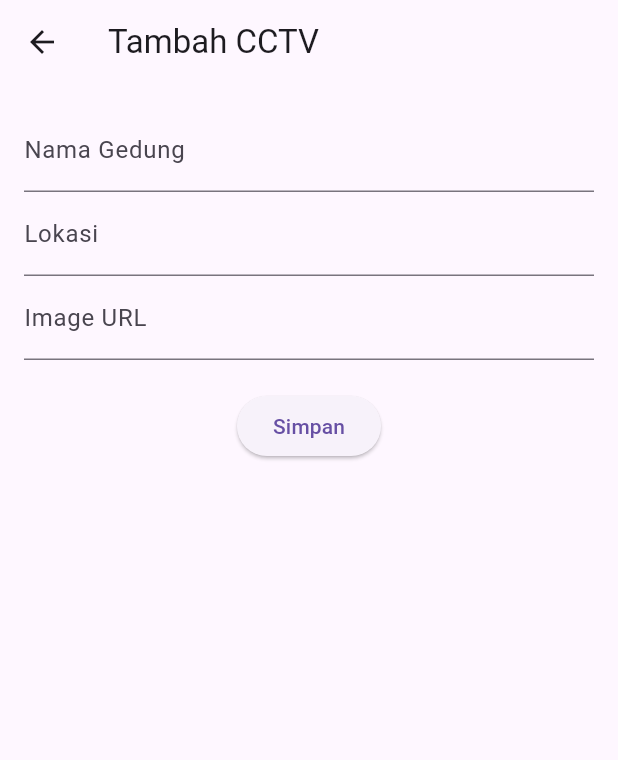
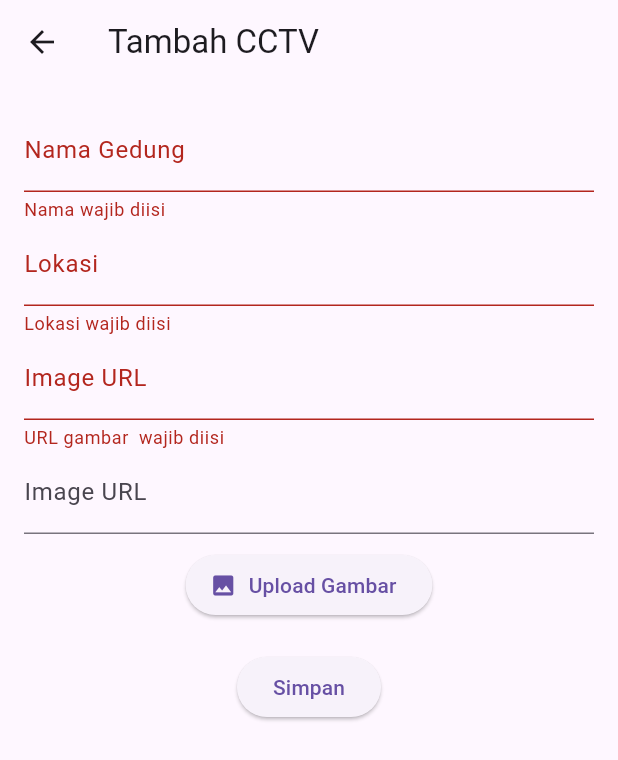
Before and after one commit to BangSaM0607/cctv_management, a Flutter app: the FormPage screen opened directly, after a tap on "Simpan", on a phone screen of 412 x 824 dp. Shown: the top 760 px of the screen. Run offline on Flutter 3.47's test engine with Material 3 defaults, Android fonts, the phone set to English and light mode, and no system bars; our stand-ins replace image_picker, supabase_flutter; accounts and stored records are empty.

```diff
--- a/lib/pages/form_page.dart
+++ b/lib/pages/form_page.dart
@@ -38,28 +38,37 @@ class _FormPageState extends State<FormPage> {
   }
 
   Future<String?> uploadImage() async {
-    final picker = ImagePicker();
-    final picked = await picker.pickImage(source: ImageSource.gallery);
-    if (picked == null) return null;
+    final picker =
+        ImagePicker(); // Inisialisasi ImagePicker untuk memilih gambar
+    final picked = await picker.pickImage(
+      source: ImageSource.gallery,
+    ); // Memilih gambar dari galeri
+    if (picked == null)
+      return null; // Jika tidak ada gambar yang dipilih, kembalikan null
 
-    final file = File(picked.path);
+    final file = File(picked.path); // Mengambil file dari path yang dipilih
     final fileName =
-        '${DateTime.now().millisecondsSinceEpoch}_${p.basename(picked.path)}';
+        '${DateTime.now().millisecondsSinceEpoch}_${p.basename(picked.path)}'; // Membuat nama file unik berdasarkan waktu dan nama asli file
 
     final response = await supabase.storage
         .from('cctv-images') // Sesuaikan nama bucket
         .upload(
-          'public/$fileName',
+          'public/$fileName', // Menyimpan file di dalam folder 'public' di bucket 'cctv-images'
           file,
-          fileOptions: const FileOptions(upsert: true),
+          fileOptions: const FileOptions(
+            upsert: true,
+          ), // Mengizinkan upsert (update atau insert) file
         );
 
-    if (response.isEmpty) return null;
+    if (response.isEmpty)
+      return null; // Jika tidak ada respons, kembalikan null
 
     final url = supabase.storage
         .from('cctv-images')
-        .getPublicUrl('public/$fileName');
-    return url;
+        .getPublicUrl(
+          'public/$fileName',
+        ); // Mendapatkan URL publik dari file yang diupload
+    return url; // Mengembalikan URL gambar yang diupload
   }
 
   Future<void> saveData() async {
@@ -108,12 +117,33 @@ class _FormPageState extends State<FormPage> {
                 decoration: const InputDecoration(
                   labelText: 'Nama Gedung',
                 ), // Label untuk field nama gedung
+                validator:
+                    (value) =>
+                        value == null || value.isEmpty
+                            ? 'Nama wajib diisi'
+                            : null, // Validasi untuk memastikan nama tidak kosong
               ),
               TextFormField(
                 controller: locationCtrl, // Controller untuk lokasi CCTV
                 decoration: const InputDecoration(
                   labelText: 'Lokasi',
                 ), // Label untuk field lokasi
+                validator:
+                    (value) =>
+                        value == null || value.isEmpty
+                            ? 'Lokasi wajib diisi'
+                            : null, // Validasi untuk memastikan lokasi tidak kosong
+              ),
+              TextFormField(
+                controller: imageUrlCtrl, // Controller untuk URL gambar CCTV
+                decoration: const InputDecoration(
+                  labelText: 'Image URL',
+                ), // Label untuk field URL gambar
+                validator:
+                    (value) =>
+                        value == null || value.isEmpty
+                            ? 'URL gambar  wajib diisi'
+                            : null, // Validasi untuk memastikan URL gambar tidak kosong
               ),
               TextFormField(
                 controller: imageUrlCtrl, // Controller untuk URL gambar CCTV
@@ -121,9 +151,38 @@ class _FormPageState extends State<FormPage> {
                   labelText: 'Image URL',
                 ), // Label untuk field URL gambar
               ),
+              const SizedBox(height: 10),
+              // Tombol upload gambar
+              ElevatedButton.icon(
+                icon: const Icon(Icons.image),
+                label: const Text('Upload Gambar'),
+                onPressed: () async {
+                  final url = await uploadImage();
+                  if (url != null) {
+                    setState(() {
+                      imageUrlCtrl.text = url;
+                    });
+                    ScaffoldMessenger.of(context).showSnackBar(
+                      const SnackBar(
+                        content: Text('Gambar berhasil diupload!'),
+                      ),
+                    );
+                  } else {
+                    ScaffoldMessenger.of(context).showSnackBar(
+                      const SnackBar(
+                        content: Text('Upload gambar dibatalkan!'),
+                      ),
+                    );
+                  }
+                },
+              ),
               const SizedBox(height: 20), // Jarak antar field
               ElevatedButton(
-                onPressed: saveData,
+                onPressed: () {
+                  if (_formKey.currentState!.validate()) {
+                    saveData();
+                  }
+                }, // Validasi form sebelum menyimpan data
                 child: const Text('Simpan'),
               ), // Tombol untuk menyimpan data
             ],
```
